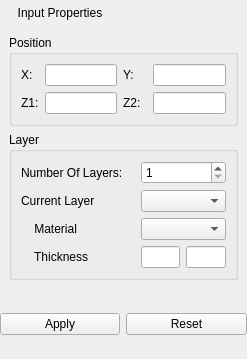
Before: the Qt Designer form Application/qInputPropertiesWidget.ui in Sprunth/RGG, drawn with Qt 5.
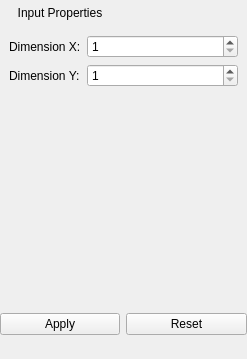
After: the same form once the commit is applied. The open tabs and pages were chosen to show the change.

Commit message: Added support to change assembly dimensions

Patch:
```diff
--- a/Application/qInputPropertiesWidget.ui
+++ b/Application/qInputPropertiesWidget.ui
@@ -457,6 +457,51 @@
        </item>
       </layout>
      </widget>
+     <widget class="QWidget" name="pageLattice">
+      <layout class="QGridLayout" name="gridLayout_12">
+       <item row="0" column="0">
+        <widget class="QLabel" name="label_8">
+         <property name="text">
+          <string>Dimension X:</string>
+         </property>
+        </widget>
+       </item>
+       <item row="1" column="0">
+        <widget class="QLabel" name="label_11">
+         <property name="text">
+          <string>Dimension Y:</string>
+         </property>
+        </widget>
+       </item>
+       <item row="2" column="1">
+        <spacer name="verticalSpacer_7">
+         <property name="orientation">
+          <enum>Qt::Vertical</enum>
+         </property>
+         <property name="sizeHint" stdset="0">
+          <size>
+           <width>20</width>
+           <height>193</height>
+          </size>
+         </property>
+        </spacer>
+       </item>
+       <item row="0" column="1" colspan="2">
+        <widget class="QSpinBox" name="latticeX">
+         <property name="minimum">
+          <number>1</number>
+         </property>
+        </widget>
+       </item>
+       <item row="1" column="1" colspan="2">
+        <widget class="QSpinBox" name="latticeY">
+         <property name="minimum">
+          <number>1</number>
+         </property>
+        </widget>
+       </item>
+      </layout>
+     </widget>
     </widget>
    </item>
    <item row="2" column="0">
```
The commit also changes 6 other files.
